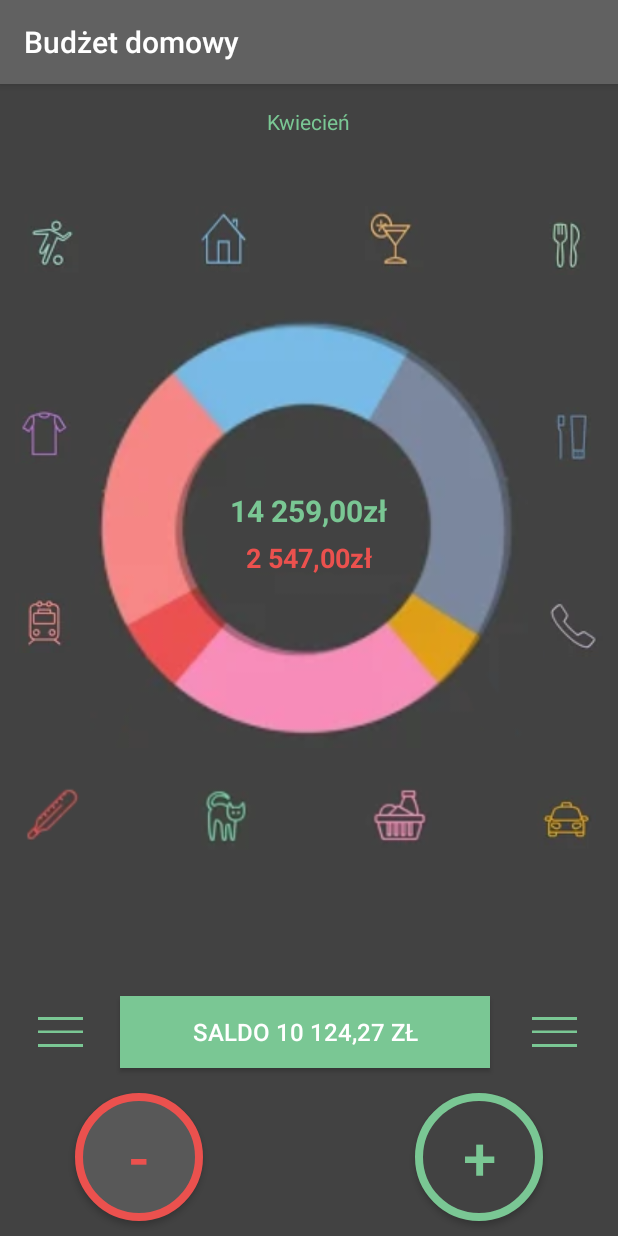
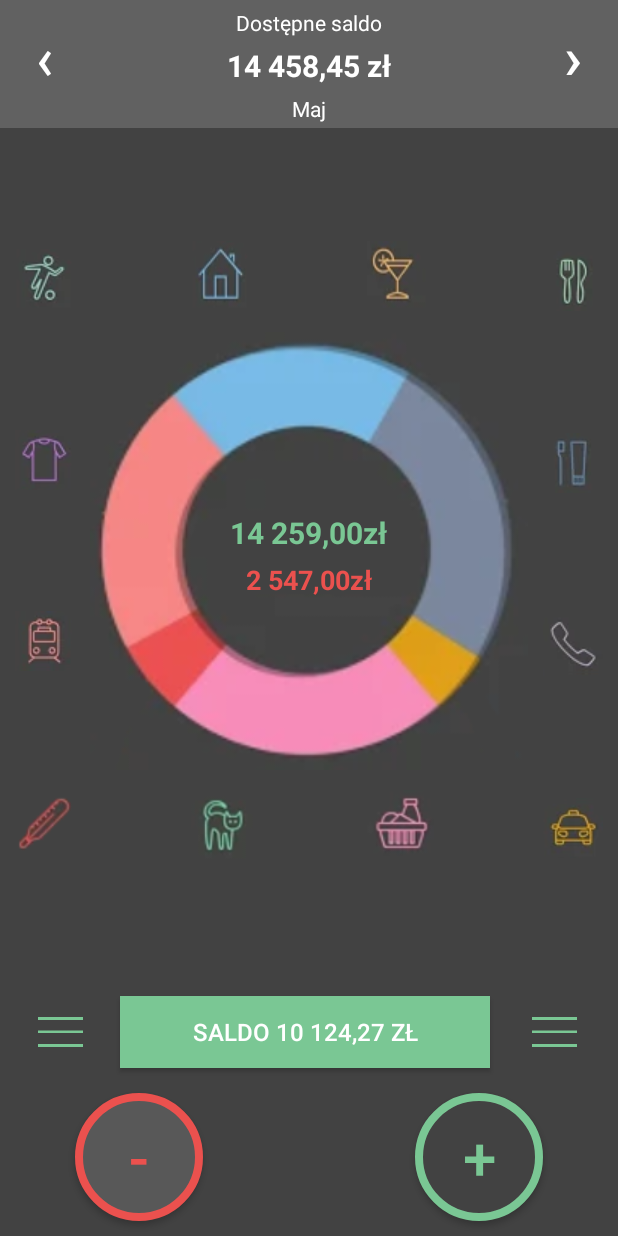
Before and after one commit to jaroslawlesniak/budzet-domowy, an Android app: the screen it shows after launch (homepage), on a phone screen of 412 x 824 dp. Run offline under Robolectric (Android 15) with nearby library versions, the phone set to English and light mode, and no system bars.

Commit message:
Added current balance

```diff
--- a/app/src/main/java/edu/psm/budzetdomowy/homepage.java
+++ b/app/src/main/java/edu/psm/budzetdomowy/homepage.java
@@ -1,9 +1,12 @@
 package edu.psm.budzetdomowy;
 
+import androidx.appcompat.app.ActionBar;
 import androidx.appcompat.app.AppCompatActivity;
 
+import android.content.Context;
 import android.content.Intent;
 import android.os.Bundle;
+import android.view.LayoutInflater;
 import android.view.View;
 import android.widget.ImageButton;
 
@@ -16,6 +19,8 @@ public class homepage extends AppCompatActivity implements View.OnClickListener
     protected void onCreate(Bundle savedInstanceState) {
         super.onCreate(savedInstanceState);
         setContentView(R.layout.activity_homepage);
+
+        getSupportActionBar().hide();
 
         findViewById(R.id.btn1).setOnClickListener(this);
         findViewById(R.id.btn2).setOnClickListener(this);
--- a/app/src/main/res/layout/activity_homepage.xml
+++ b/app/src/main/res/layout/activity_homepage.xml
@@ -12,21 +12,10 @@
         android:layout_height="0dp"
         app:layout_constraintBottom_toTopOf="@+id/constraintLayout"
         app:layout_constraintEnd_toEndOf="parent"
-        app:layout_constraintHorizontal_bias="0.0"
+        app:layout_constraintHorizontal_bias="1.0"
         app:layout_constraintStart_toStartOf="parent"
         app:layout_constraintTop_toTopOf="parent"
-        app:layout_constraintVertical_bias="1.0">
-
-        <TextView
-            android:id="@+id/textView"
-            android:layout_width="wrap_content"
-            android:layout_height="wrap_content"
-            android:layout_marginTop="15dp"
-            android:text="Kwiecień"
-            android:textColor="@color/primaryColor"
-            app:layout_constraintEnd_toEndOf="parent"
-            app:layout_constraintStart_toStartOf="parent"
-            app:layout_constraintTop_toTopOf="parent" />
+        app:layout_constraintVertical_bias="0.0">
 
         <ImageButton
             android:id="@+id/btn1"
@@ -35,8 +24,8 @@
             android:background="@drawable/sport"
             app:layout_constraintBottom_toTopOf="@+id/btn12"
             app:layout_constraintEnd_toStartOf="@+id/imageView3"
-            app:layout_constraintStart_toStartOf="@+id/btn12"
-            app:layout_constraintTop_toTopOf="parent" />
+            app:layout_constraintStart_toStartOf="parent"
+            app:layout_constraintTop_toBottomOf="@+id/constraintLayout2" />
 
         <ImageButton
             android:id="@+id/btn4"
@@ -44,9 +33,9 @@
             android:layout_height="wrap_content"
             android:background="@drawable/restauracja"
             app:layout_constraintBottom_toTopOf="@+id/btn5"
-            app:layout_constraintEnd_toEndOf="@+id/btn5"
+            app:layout_constraintEnd_toEndOf="parent"
             app:layout_constraintStart_toEndOf="@+id/imageView3"
-            app:layout_constraintTop_toTopOf="parent" />
+            app:layout_constraintTop_toBottomOf="@+id/constraintLayout2" />
 
         <ImageButton
             android:id="@+id/btn5"
@@ -74,7 +63,7 @@
             android:layout_height="wrap_content"
             android:background="@drawable/taxi"
             app:layout_constraintBottom_toBottomOf="parent"
-            app:layout_constraintEnd_toEndOf="@+id/btn6"
+            app:layout_constraintEnd_toEndOf="parent"
             app:layout_constraintStart_toEndOf="@+id/imageView3"
             app:layout_constraintTop_toBottomOf="@+id/btn6" />
 
@@ -105,7 +94,7 @@
             android:background="@drawable/zdrowie"
             app:layout_constraintBottom_toBottomOf="parent"
             app:layout_constraintEnd_toStartOf="@+id/imageView3"
-            app:layout_constraintStart_toStartOf="@+id/btn11"
+            app:layout_constraintStart_toStartOf="parent"
             app:layout_constraintTop_toBottomOf="@+id/btn11" />
 
         <ImageButton
@@ -169,7 +158,7 @@
             app:layout_constraintEnd_toEndOf="parent"
             app:layout_constraintHorizontal_bias="0.498"
             app:layout_constraintStart_toStartOf="parent"
-            app:layout_constraintTop_toTopOf="parent" />
+            app:layout_constraintTop_toBottomOf="@+id/constraintLayout2" />
 
         <TextView
             android:id="@+id/textView3"
@@ -183,6 +172,88 @@
             app:layout_constraintEnd_toEndOf="parent"
             app:layout_constraintStart_toStartOf="parent"
             app:layout_constraintTop_toBottomOf="@+id/textView2" />
+
+        <androidx.constraintlayout.widget.ConstraintLayout
+            android:id="@+id/constraintLayout2"
+            android:layout_width="0dp"
+            android:layout_height="85dp"
+            android:background="@color/colorPrimary"
+            app:layout_constraintEnd_toEndOf="parent"
+            app:layout_constraintStart_toStartOf="parent"
+            app:layout_constraintTop_toTopOf="parent">
+
+            <TextView
+                android:id="@+id/textView"
+                android:layout_width="wrap_content"
+                android:layout_height="wrap_content"
+                android:layout_marginTop="5dp"
+                android:text="Maj"
+                android:textColor="@color/cardview_light_background"
+                app:layout_constraintEnd_toEndOf="parent"
+                app:layout_constraintStart_toStartOf="parent"
+                app:layout_constraintTop_toBottomOf="@+id/textView5" />
+
+            <TextView
+                android:id="@+id/textView4"
+                android:layout_width="wrap_content"
+                android:layout_height="wrap_content"
+                android:layout_marginTop="5dp"
+                android:text="Dostępne saldo"
+                android:textAlignment="center"
+                android:textColor="@android:color/background_light"
+                app:layout_constraintEnd_toEndOf="parent"
+                app:layout_constraintStart_toStartOf="parent"
+                app:layout_constraintTop_toTopOf="parent" />
+
+            <TextView
+                android:id="@+id/textView5"
+                android:layout_width="wrap_content"
+                android:layout_height="wrap_content"
+                android:layout_marginTop="5dp"
+                android:text="14 458,45 zł"
+                android:textColor="@android:color/background_light"
+                android:textSize="20dp"
+                android:textStyle="bold"
+                app:layout_constraintEnd_toEndOf="parent"
+                app:layout_constraintStart_toStartOf="parent"
+                app:layout_constraintTop_toBottomOf="@+id/textView4" />
+
+            <Button
+                android:id="@+id/button"
+                style="?android:attr/borderlessButtonStyle"
+                android:layout_width="40dp"
+                android:layout_height="wrap_content"
+                android:layout_marginStart="10dp"
+                android:layout_marginTop="10dp"
+                android:background="@color/colorPrimary"
+                android:fontFamily="monospace"
+                android:gravity="center_horizontal"
+                android:text="&#8249;"
+                android:textColor="@color/cardview_light_background"
+                android:textSize="40dp"
+                app:layout_constraintStart_toStartOf="parent"
+                app:layout_constraintTop_toTopOf="parent" />
+
+            <Button
+                android:id="@+id/button4"
+                style="?android:attr/borderlessButtonStyle"
+                android:layout_width="40dp"
+                android:layout_height="wrap_content"
+                android:layout_marginTop="10dp"
+                android:layout_marginEnd="10dp"
+                android:background="@color/colorPrimary"
+                android:fadeScrollbars="false"
+                android:fitsSystemWindows="true"
+                android:focusable="auto"
+                android:focusableInTouchMode="false"
+                android:text="&#8250;"
+                android:textAlignment="center"
+                android:textAllCaps="false"
+                android:textColor="@color/cardview_light_background"
+                android:textSize="40dp"
+                app:layout_constraintEnd_toEndOf="parent"
+                app:layout_constraintTop_toTopOf="parent" />
+        </androidx.constraintlayout.widget.ConstraintLayout>
     </androidx.constraintlayout.widget.ConstraintLayout>
 
     <androidx.constraintlayout.widget.ConstraintLayout
```
